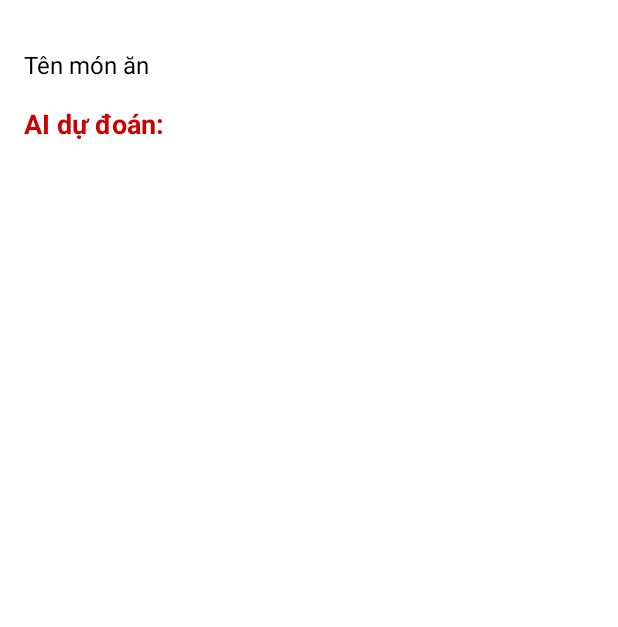
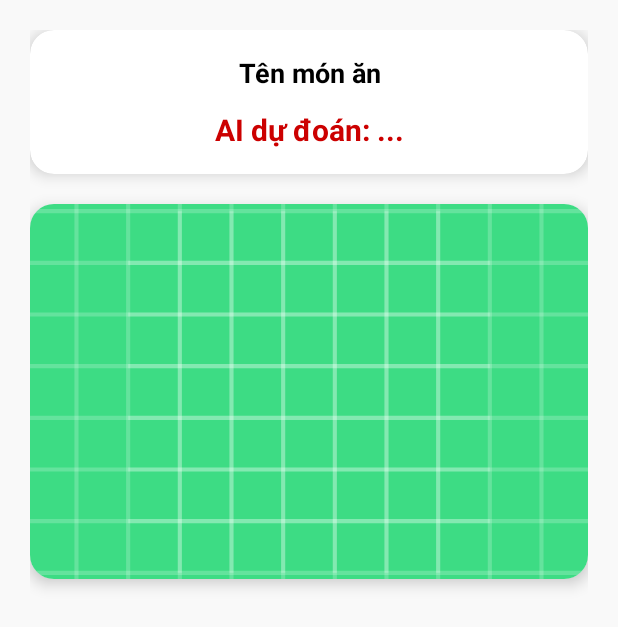
Before and after one commit to AndroidTutorialsPraQuangDD/AICam, an Android app: the SecondFragment screen opened through its navigation route, on a phone screen of 412 x 824 dp. Shown: the top 627 px of the screen. Run offline under Robolectric (Android 15) with nearby library versions, the phone set to English and light mode, and no system bars; pictures from the network do not load.

Commit message:
xml
16/8

```diff
--- a/app/src/main/res/layout/fragment_second.xml
+++ b/app/src/main/res/layout/fragment_second.xml
@@ -1,49 +1,74 @@
 <?xml version="1.0" encoding="utf-8"?>
-<androidx.constraintlayout.widget.ConstraintLayout xmlns:android="http://schemas.android.com/apk/res/android"
+<androidx.constraintlayout.widget.ConstraintLayout
+    xmlns:android="http://schemas.android.com/apk/res/android"
     xmlns:app="http://schemas.android.com/apk/res-auto"
     xmlns:tools="http://schemas.android.com/tools"
     android:layout_width="match_parent"
     android:layout_height="match_parent"
-    android:padding="16dp"
-    android:background="#FFFFFF"
+    android:padding="20dp"
+    android:background="#F9F9F9"
     tools:context="com.example.aicamtest.SecondFragment">
 
-    <!-- Text hiển thị tên món ăn -->
+    <!-- Card hiển thị thông tin -->
+    <androidx.cardview.widget.CardView
+        android:id="@+id/cardResult"
+        android:layout_width="0dp"
+        android:layout_height="wrap_content"
+        app:cardCornerRadius="16dp"
+        app:cardElevation="6dp"
+        app:layout_constraintTop_toTopOf="parent"
+        app:layout_constraintStart_toStartOf="parent"
+        app:layout_constraintEnd_toEndOf="parent">
+
+        <LinearLayout
+            android:layout_width="match_parent"
+            android:layout_height="wrap_content"
+            android:orientation="vertical"
+            android:padding="16dp">
+
+            <!-- Tên món ăn -->
             <TextView
                 android:id="@+id/textFoodName"
-        android:layout_width="0dp"
+                android:layout_width="match_parent"
                 android:layout_height="wrap_content"
                 android:text="Tên món ăn"
-        android:textSize="16sp"
+                android:textSize="18sp"
                 android:textColor="@android:color/black"
-        android:layout_marginTop="16dp"
-        app:layout_constraintTop_toTopOf="parent"
-        app:layout_constraintStart_toStartOf="parent"
-        app:layout_constraintEnd_toEndOf="parent" />
+                android:textStyle="bold"
+                android:gravity="center"/>
 
-    <!-- Text hiển thị kết quả calories từ AI -->
+            <!-- Calories -->
             <TextView
                 android:id="@+id/textAiResult"
-        android:layout_width="0dp"
+                android:layout_width="match_parent"
                 android:layout_height="wrap_content"
-        android:text="AI dự đoán: "
-        android:textSize="18sp"
+                android:text="AI dự đoán: ..."
+                android:textSize="20sp"
                 android:textStyle="bold"
                 android:textColor="@android:color/holo_red_dark"
-        android:layout_marginTop="16dp"
-        app:layout_constraintTop_toBottomOf="@id/textFoodName"
+                android:gravity="center"
+                android:layout_marginTop="12dp"/>
+        </LinearLayout>
+    </androidx.cardview.widget.CardView>
+
+    <!-- Hình ảnh món ăn -->
+    <androidx.cardview.widget.CardView
+        android:id="@+id/cardImage"
+        android:layout_width="0dp"
+        android:layout_height="250dp"
+        app:cardCornerRadius="16dp"
+        app:cardElevation="6dp"
+        android:layout_marginTop="20dp"
+        app:layout_constraintTop_toBottomOf="@id/cardResult"
         app:layout_constraintStart_toStartOf="parent"
-        app:layout_constraintEnd_toEndOf="parent" />
+        app:layout_constraintEnd_toEndOf="parent">
 
-    <!-- Image hiển thị món ăn -->
         <ImageView
             android:id="@+id/imageFood"
-        android:layout_width="0dp"
-        android:layout_height="200dp"
-        android:layout_marginTop="16dp"
+            android:layout_width="match_parent"
+            android:layout_height="match_parent"
             android:scaleType="centerCrop"
-        app:layout_constraintTop_toBottomOf="@id/textAiResult"
-        app:layout_constraintStart_toStartOf="parent"
-        app:layout_constraintEnd_toEndOf="parent" />
+            android:src="@drawable/ic_launcher_background"/>
+    </androidx.cardview.widget.CardView>
 
 </androidx.constraintlayout.widget.ConstraintLayout>
```
Also changed, not shown: app/src/main/res/layout/fragment_first.xml (+29 -19 lines). Lines whose indentation alone changed are shown as unchanged.
